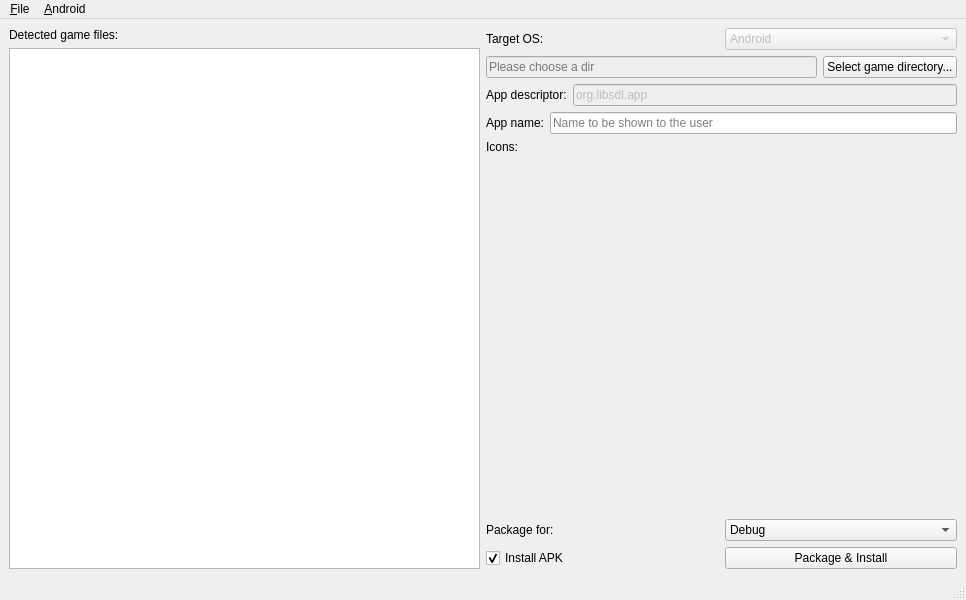
segafan/bennugd-monolithic, file packager/ui_mainwindow.ui: the form before one commit.
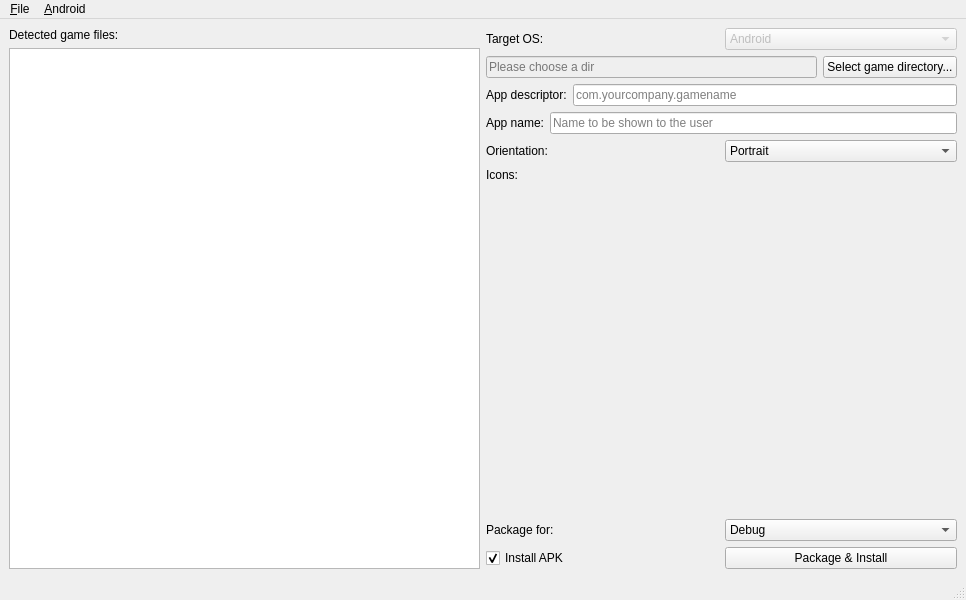
The form after the commit. Icons and pictures are not drawn.

Commit message: * Resized the preferences dialog * Work on allowing app description change * Work on allowing orientation selection

```diff
--- a/packager/ui_mainwindow.ui
+++ b/packager/ui_mainwindow.ui
@@ -98,17 +98,20 @@
         <item>
          <widget class="QLineEdit" name="line_applabel">
           <property name="enabled">
-           <bool>false</bool>
+           <bool>true</bool>
           </property>
           <property name="toolTip">
            <string>&lt;html&gt;&lt;head/&gt;&lt;body&gt;&lt;p&gt;Unique ID for your app, should include your company's name and you game's name.&lt;/p&gt;&lt;/body&gt;&lt;/html&gt;</string>
           </property>
           <property name="text">
-           <string>org.libsdl.app</string>
+           <string/>
           </property>
           <property name="readOnly">
            <bool>false</bool>
           </property>
+          <property name="placeholderText">
+           <string>com.yourcompany.gamename</string>
+          </property>
          </widget>
         </item>
        </layout>
@@ -134,6 +137,31 @@
         </item>
        </layout>
       </item>
+      <item>
+       <layout class="QHBoxLayout" name="horizontalLayout_9">
+        <item>
+         <widget class="QLabel" name="label_orientation">
+          <property name="text">
+           <string>Orientation:</string>
+          </property>
+         </widget>
+        </item>
+        <item>
+         <widget class="QComboBox" name="combo_orientation">
+          <item>
+           <property name="text">
+            <string>Portrait</string>
+           </property>
+          </item>
+          <item>
+           <property name="text">
+            <string>Landscape</string>
+           </property>
+          </item>
+         </widget>
+        </item>
+       </layout>
+      </item>
       <item>
        <widget class="QLabel" name="label_icons">
         <property name="text">
```
Left out of the diff: 5 changed lines with no effect on the pictures. The commit also changes 4 other files.
